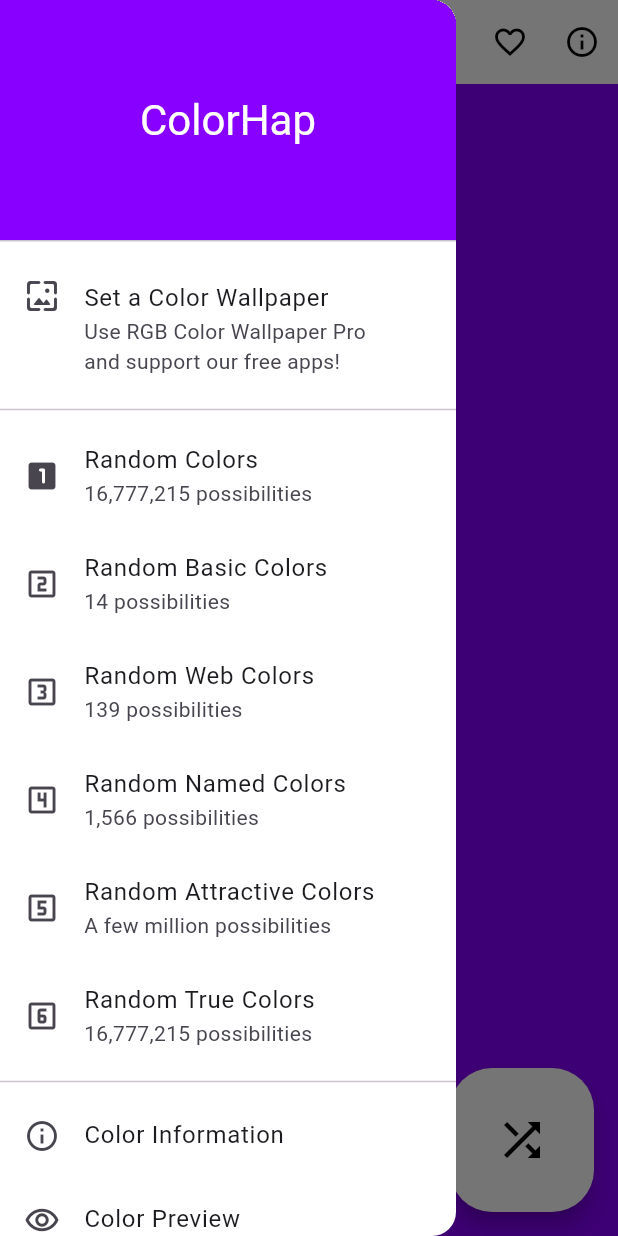
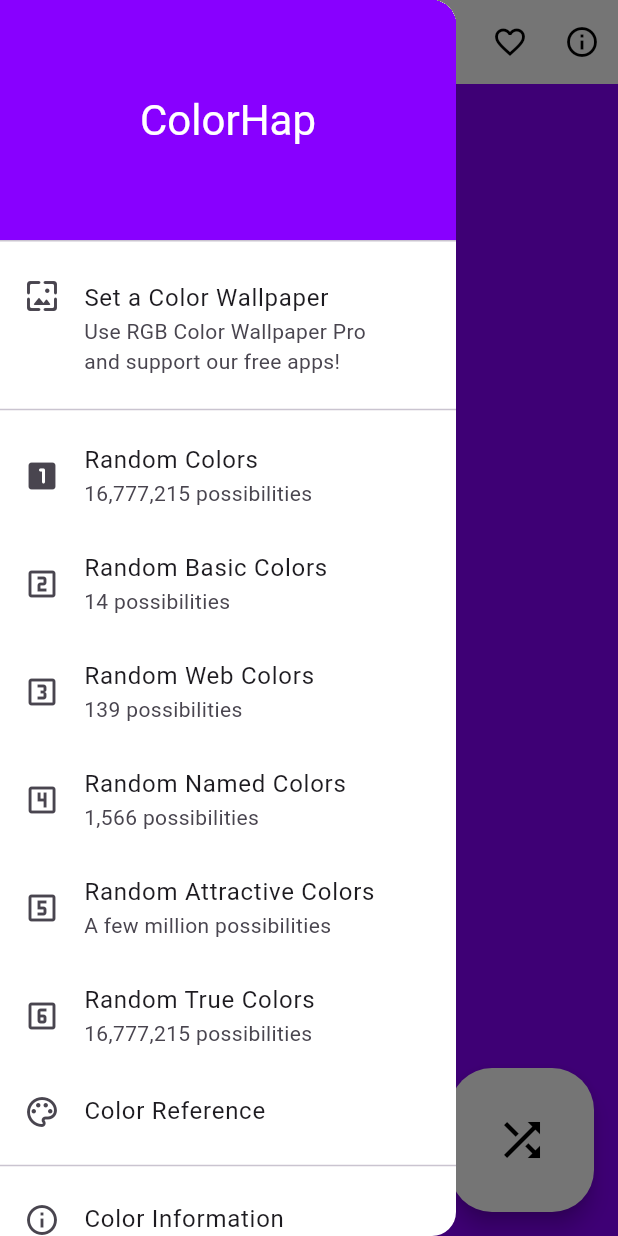
Before and after one commit to tecdrop/color_hap, a Flutter app: the screen it shows after launch, with the side drawer open, on a phone screen of 412 x 824 dp. Run offline on Flutter 3.47's test engine with Material 3 defaults, Android fonts, the phone set to English and light mode, and no system bars; our stand-ins replace go_router, share_plus, shared_preferences; missing offline and left inert: flutter_randomcolor.

Commit message:
Improve the content & layout of the Color Reference screen

```diff
--- a/lib/models/random_color_generators/random_basic_color_generator.dart
+++ b/lib/models/random_color_generators/random_basic_color_generator.dart
@@ -16,8 +16,8 @@ import '../random_color.dart';
 ///
 /// The returned [RandomColor] has both a [Color] value and a name.
 RandomColor nextRandomColor(Random random) {
-  final int randomIndex = random.nextInt(_basicColors.length);
-  final namedColor = _basicColors.entries.elementAt(randomIndex);
+  final int randomIndex = random.nextInt(kBasicColors.length);
+  final namedColor = kBasicColors.entries.elementAt(randomIndex);
 
   return RandomColor(
     color: Color(namedColor.key),
@@ -27,15 +27,15 @@ RandomColor nextRandomColor(Random random) {
 }
 
 /// Returns the name of the given [Color], if the color is a valid basic color.
-String? getColorName(Color color) => _basicColors[color.value];
+String? getColorName(Color color) => kBasicColors[color.value];
 
 /// The number of available basic colors that can be used to generate the random color.
-int get possibilityCount => _basicColors.length;
+int get possibilityCount => kBasicColors.length;
 
 /// A map of integer [Color] value constants corresponding to basic named colors.
 ///
 /// Imported from the [the 12 RGB C O L O R S](https://www.1728.org/RGB.htm).
-const Map<int, String> _basicColors = {
+const Map<int, String> kBasicColors = {
   0XFF000000: 'black',
   0XFFFFFFFF: 'white',
   0XFFFF0000: 'red',
--- a/lib/widgets/internal/app_drawer.dart
+++ b/lib/widgets/internal/app_drawer.dart
@@ -3,6 +3,7 @@
 // license that can be found in the LICENSE file or at
 // https://www.tecdrop.com/colorhap/license/.
 
+import 'package:color_hap/screens/color_reference_screen.dart';
 import 'package:flutter/material.dart';
 
 import '../../common/app_routes.dart';
@@ -25,6 +26,7 @@ enum AppDrawerItems {
   randomNamedColor,
   randomAttractiveColor,
   randomTrueColor,
+  colorReference,
   colorInfo,
   colorPreview,
   colorFavorites,
@@ -102,6 +104,12 @@ class AppDrawer extends StatelessWidget {
       case AppDrawerItems.randomTrueColor:
         Navigator.pop(context);
         onColorTypeChange?.call(ColorType.trueColor);
+        break;
+
+      // Open the Color Reference screen
+      case AppDrawerItems.colorReference:
+        Navigator.pop(context);
+        utils.navigateTo(Navigator.of(context), const ColorReferenceScreen());
         break;
 
       // Open the Color Info screen with the current random color
@@ -230,6 +238,14 @@ class AppDrawer extends StatelessWidget {
             item: AppDrawerItems.randomTrueColor,
           ),
 
+          // Color Reference drawer item
+          _buildItem(
+            context,
+            icon: Icons.palette_outlined,
+            title: strings.colorReferenceDrawer,
+            item: AppDrawerItems.colorReference,
+          ),
+
           const Divider(),
 
           // Color Info drawer item
```
Also changed, not shown: lib/common/ui_strings.dart (+12 -2 lines), lib/screens/color_reference_screen.dart (+50 -6 lines), lib/utils/color_utils.dart (+10 -0 lines), lib/utils/utils.dart (+9 -0 lines).
